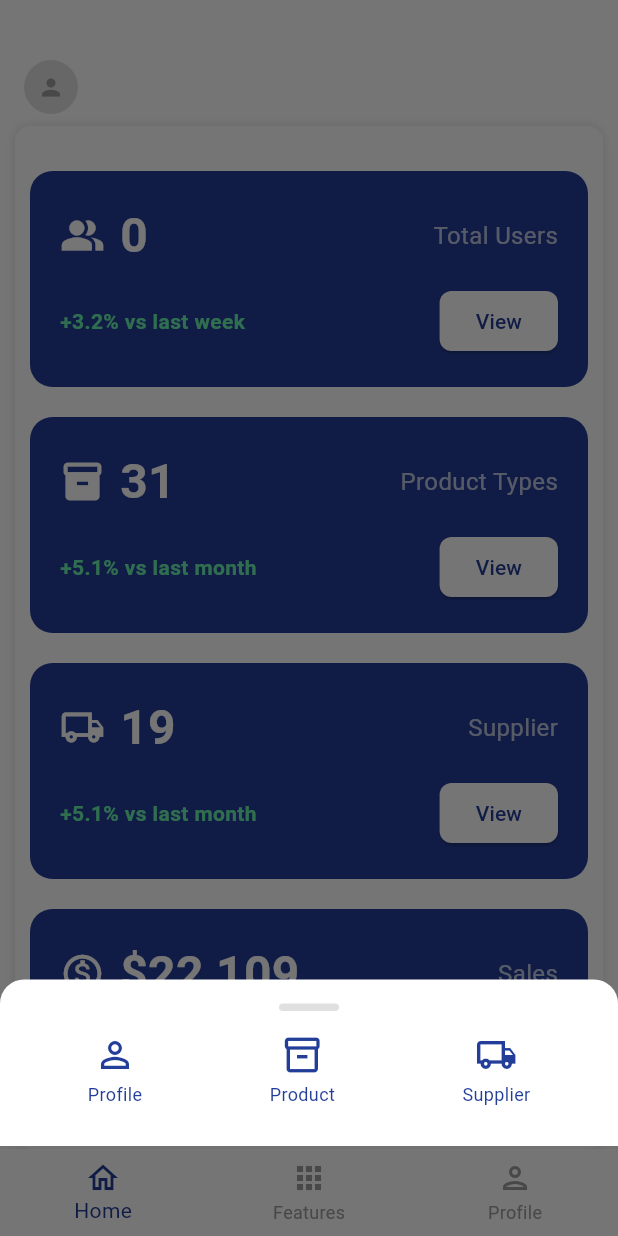
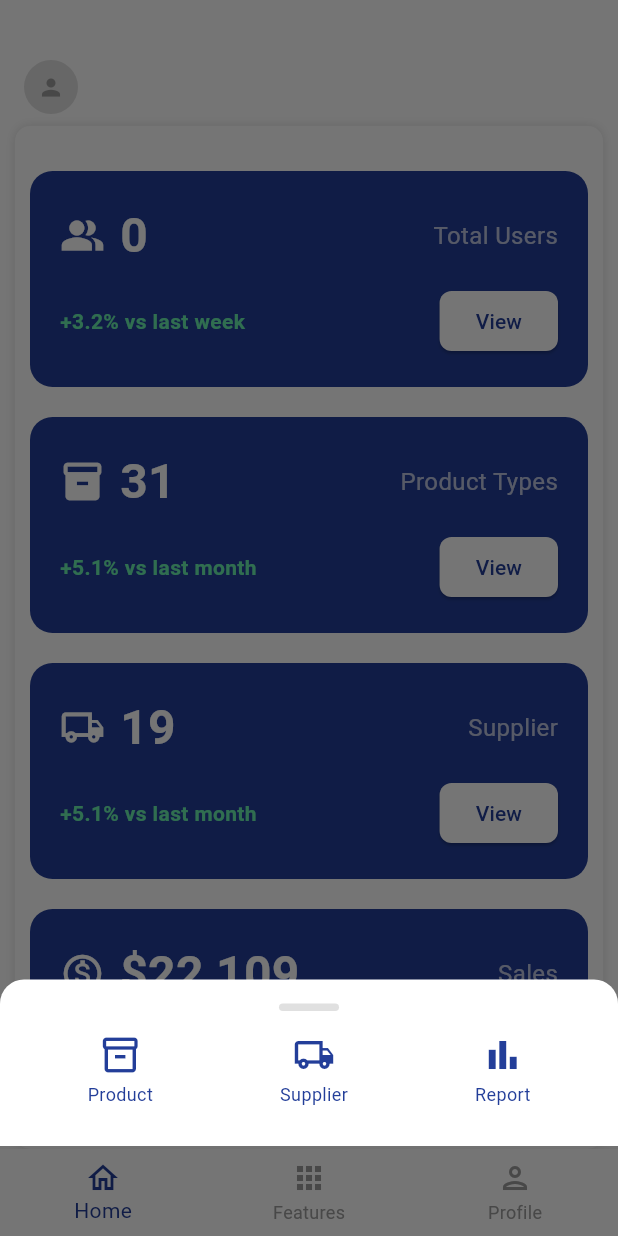
Before and after one commit to DAzrul/InventryX, a Flutter app: the AdminScreen screen opened directly with empty values, item 2 of the bottom bar chosen, on a phone screen of 412 x 824 dp. Run offline on Flutter 3.47's test engine with Material 3 defaults, Android fonts, the light colour scheme and no system bars; our stand-ins replace cached_network_image, cloud_firestore, cloud_functions, connectivity_plus, firebase_auth, firebase_core and 5 more; accounts and stored records are empty.

Commit message:
Start New

```diff
--- a/lib/pages/admin/features_grid.dart
+++ b/lib/pages/admin/features_grid.dart
@@ -49,9 +49,9 @@
         Row(
           mainAxisAlignment: MainAxisAlignment.spaceAround,
           children: [
-            _FeatureIcon(icon: Icons.person_outline, label: "Profile", page: ProfilePage(username: loggedInUsername)),
             const _FeatureIcon(icon: Icons.inventory_2_outlined, label: "Product", page: ProductPage()),
             const _FeatureIcon(icon: Icons.local_shipping_outlined, label: "Supplier", page: SupplierPage()),
+            _FeatureIcon(icon: Icons.bar_chart, label: "Report", page: ReportPage()),
           ],
         ),
       ],
```
